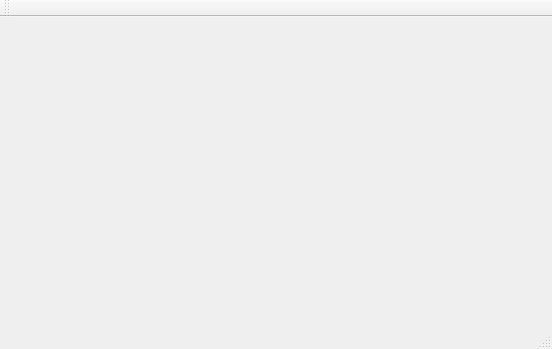
The window that lesson_10/QtNetwork/mainwindow.ui (Chuvi-w/cpp) describes before a commit, drawn with Qt 5.
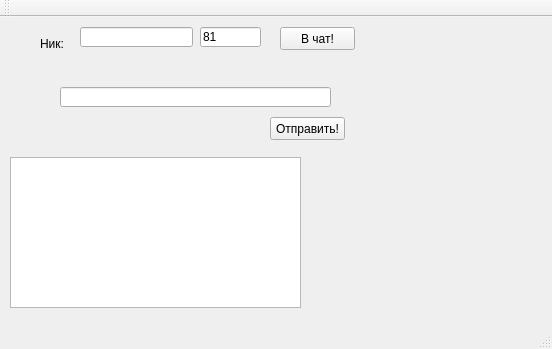
The same window after the commit.

```diff
--- a/lesson_10/QtNetwork/mainwindow.ui
+++ b/lesson_10/QtNetwork/mainwindow.ui
@@ -13,7 +13,90 @@
   <property name="windowTitle">
    <string>QtNetwork Demo</string>
   </property>
-  <widget class="QWidget" name="centralWidget"/>
+  <widget class="QWidget" name="centralWidget">
+   <widget class="QLineEdit" name="nicknameEdit">
+    <property name="geometry">
+     <rect>
+      <x>80</x>
+      <y>10</y>
+      <width>113</width>
+      <height>20</height>
+     </rect>
+    </property>
+   </widget>
+   <widget class="QLabel" name="label">
+    <property name="geometry">
+     <rect>
+      <x>40</x>
+      <y>20</y>
+      <width>46</width>
+      <height>13</height>
+     </rect>
+    </property>
+    <property name="text">
+     <string>Ник:</string>
+    </property>
+   </widget>
+   <widget class="QPushButton" name="enterChatButton">
+    <property name="geometry">
+     <rect>
+      <x>280</x>
+      <y>10</y>
+      <width>75</width>
+      <height>23</height>
+     </rect>
+    </property>
+    <property name="text">
+     <string>В чат!</string>
+    </property>
+   </widget>
+   <widget class="QLineEdit" name="portNumEdit">
+    <property name="geometry">
+     <rect>
+      <x>200</x>
+      <y>10</y>
+      <width>61</width>
+      <height>20</height>
+     </rect>
+    </property>
+    <property name="text">
+     <string>81</string>
+    </property>
+   </widget>
+   <widget class="QLineEdit" name="messageEdit">
+    <property name="geometry">
+     <rect>
+      <x>60</x>
+      <y>70</y>
+      <width>271</width>
+      <height>20</height>
+     </rect>
+    </property>
+   </widget>
+   <widget class="QPushButton" name="sendButton">
+    <property name="geometry">
+     <rect>
+      <x>270</x>
+      <y>100</y>
+      <width>75</width>
+      <height>23</height>
+     </rect>
+    </property>
+    <property name="text">
+     <string>Отправить!</string>
+    </property>
+   </widget>
+   <widget class="QPlainTextEdit" name="plainTextEdit">
+    <property name="geometry">
+     <rect>
+      <x>10</x>
+      <y>140</y>
+      <width>291</width>
+      <height>151</height>
+     </rect>
+    </property>
+   </widget>
+  </widget>
   <widget class="QMenuBar" name="menuBar">
    <property name="geometry">
     <rect>
```
